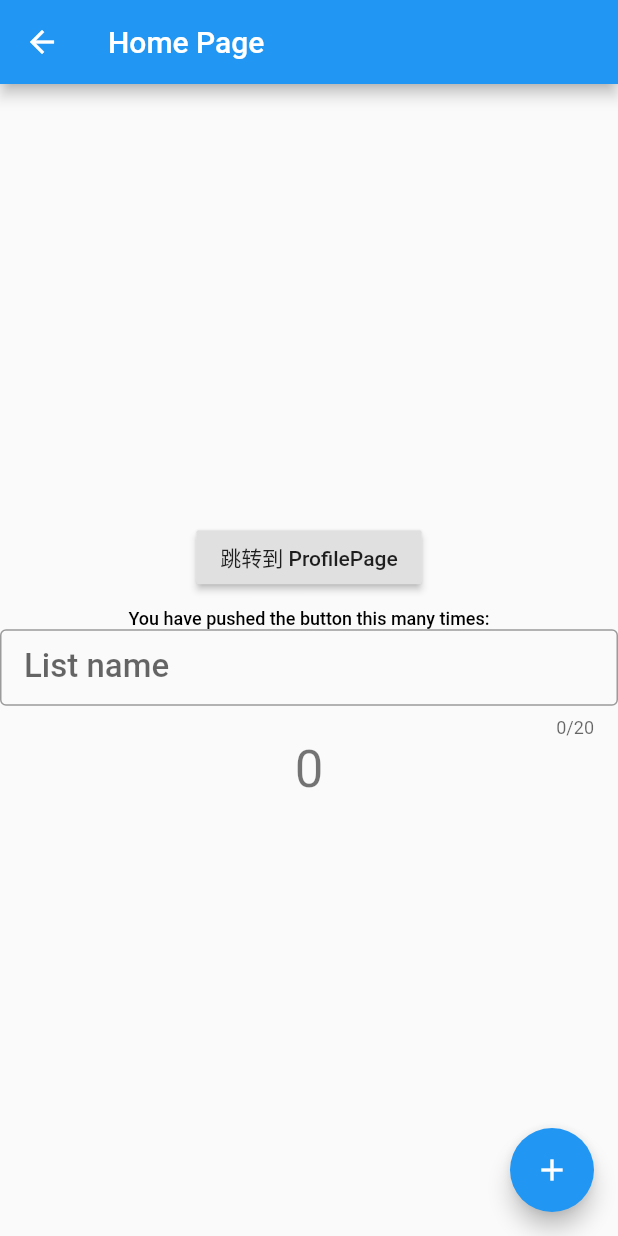
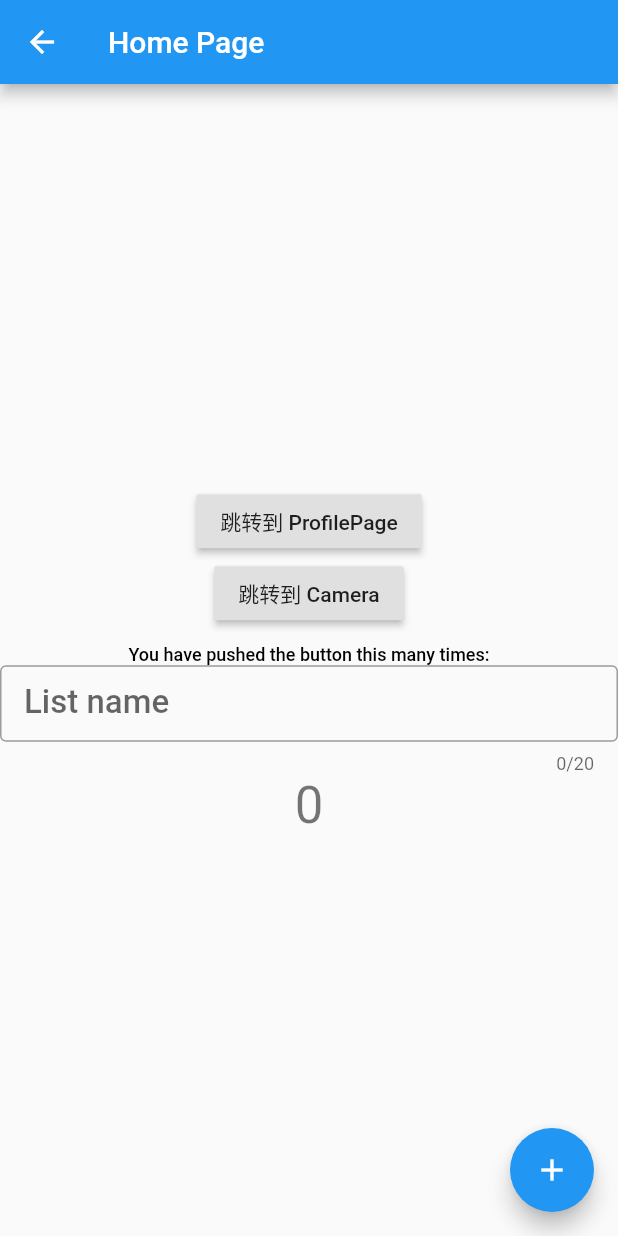
Before and after one commit to phodal-archive/flutter-boilerplate, a Flutter app: the MyHomePage screen opened directly, on a phone screen of 412 x 824 dp. Run offline on Flutter 3.47's test engine with Material 2 defaults, Android fonts, the phone set to English and light mode, and no system bars; our stand-ins replace camera, dio, font_awesome_flutter.

Commit message:
feat: add camera examples

```diff
--- a/lib/main.dart
+++ b/lib/main.dart
@@ -1,3 +1,4 @@
+import 'package:camera/camera.dart';
 import 'package:flutter/material.dart';
 import 'package:flutter/services.dart';
 
@@ -6,10 +7,28 @@ import 'package:moPass/ui/pages/http_example_page.dart';
 
 import 'package:moPass/ui/pages/my_home_page.dart';
 import 'package:moPass/ui/pages/profile_page.dart';
+import 'package:moPass/ui/screen/take_picture_screen.dart';
 
-void main() => runApp(MyApp());
+Future<void> main() async {
+  // Obtain a list of the available cameras on the device.
+  final cameras = await availableCameras();
 
-class MyApp extends StatelessWidget {
+  // Get a specific camera from the list of available cameras.
+  final firstCamera = cameras.first;
+  runApp(MyApp(firstCamera: firstCamera,));
+}
+
+class MyApp extends StatefulWidget {
+  MyApp({Key key, this.firstCamera}) : super(key: key);
+  final CameraDescription firstCamera;
+
+  @override
+  State<StatefulWidget> createState() {
+    return _MyAppState();
+  }
+}
+
+class _MyAppState extends State<MyApp> {
   @override
   Widget build(BuildContext context) {
     return MaterialApp(
@@ -19,7 +38,10 @@ class MyApp extends StatelessWidget {
       ),
       home: HomePage(),
       routes: {
-        '/profile': (context) => ProfilePage(title: 'Home -> Profile')
+        '/profile': (context) => ProfilePage(title: 'Home -> Profile'),
+        '/camera': (context) => TakePictureScreen(
+          camera: widget.firstCamera,
+        ),
       },
     );
   }
--- a/lib/ui/pages/my_home_page.dart
+++ b/lib/ui/pages/my_home_page.dart
@@ -39,6 +39,12 @@ class _MyHomePageState extends State<MyHomePage> {
               child: Text('跳转到 ProfilePage'),
               onPressed: () {
                 Navigator.pushNamed(context, '/profile');
+              },
+            ),
+            RaisedButton(
+              child: Text('跳转到 Camera'),
+              onPressed: () {
+                Navigator.pushNamed(context, '/camera');
               },
             ),
             new Padding(
--- a/pubspec.yaml
+++ b/pubspec.yaml
@@ -19,6 +19,9 @@ environment:
 dependencies:
   flutter:
     sdk: flutter
+  camera:
+  path_provider:
+  path:
 
   cupertino_icons: ^0.1.2
   dio: 2.1.0
@@ -26,7 +29,6 @@ dependencies:
 dev_dependencies:
   flutter_test:
     sdk: flutter
-
   font_awesome_flutter: 8.5.0
 
 flutter:
```
Also changed, not shown: lib/ui/screen/take_picture_screen.dart (added, +124 -0 lines), 4 other files.
